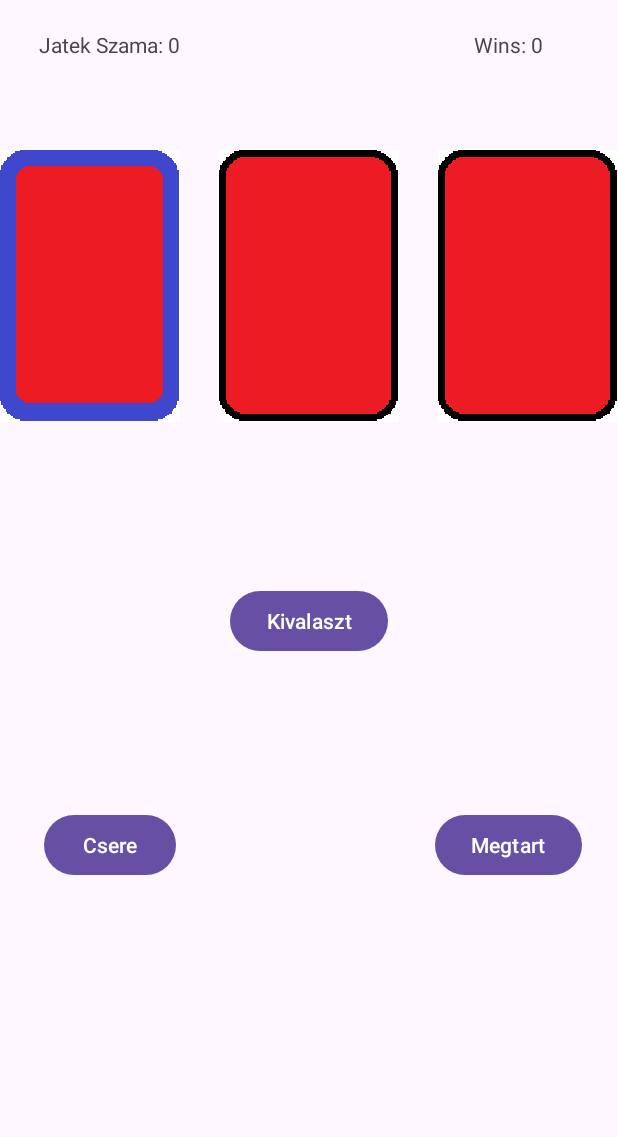
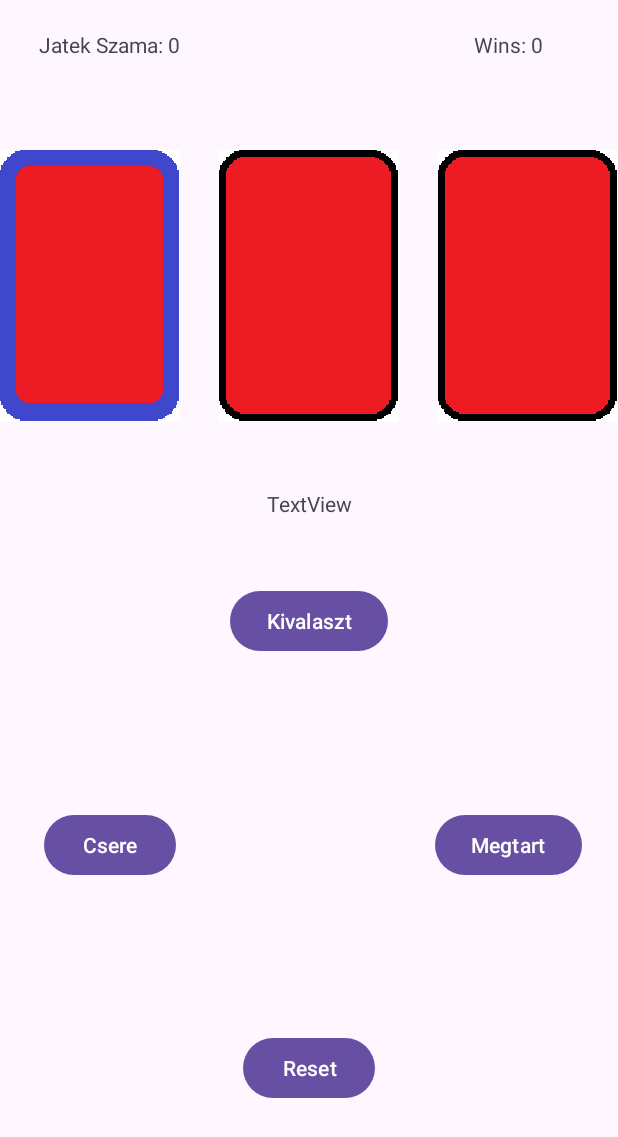
Before and after one commit to BalazsBarkoczi/MontyHall, an Android app: the screen it shows after launch (MainActivity), after a tap on an icon or button, on a phone screen of 412 x 824 dp. Shown: the top 1137 px of the screen. Run offline under Robolectric (Android 15) with nearby library versions, the phone set to English and light mode, and no system bars.

Commit message:
mukodo select az atirrassal, random nyit ki kecsket

```diff
--- /dev/null
+++ b/app/src/main/java/com/example/montyhall/Kartya.java
@@ -0,0 +1,51 @@
+package com.example.montyhall;
+
+public abstract class Kartya {
+    protected boolean selected;
+    protected boolean nyertes;
+    protected boolean nyitott;
+
+    private String fajta;
+
+    public Kartya(String fajta){
+        selected = false;
+        nyertes = false;
+        nyitott = false;
+        this.fajta = fajta;
+
+
+    }
+
+
+
+
+    public void select(){
+        selected = true;
+    }
+    public void nyertes(){nyertes = true;}
+    public void nyitott(){nyitott = true;}
+
+    public void deSelect(){selected = false;}
+    public void deNyertes(){nyertes = false;}
+    public void deNyitott(){nyitott = false;}
+
+
+
+    public boolean isSelected() {
+        return selected;
+    }
+
+    public boolean isNyertes() {
+        return nyertes;
+    }
+
+    public boolean isNyitott() {
+        return nyitott;
+    }
+
+    public abstract void Kirajzol();
+    public abstract void kecskeNyitas();
+
+
+
+}
--- /dev/null
+++ b/app/src/main/java/com/example/montyhall/Kezelo.java
@@ -0,0 +1,72 @@
+package com.example.montyhall;
+
+import java.util.ArrayList;
+import java.util.Random;
+
+public class Kezelo {
+
+    public ArrayList<Kartya> kartyak;
+    private boolean vanSelected;
+
+    public Kezelo(){
+        kartyak = new ArrayList<>();
+        vanSelected = false;
+        //ird at
+        kartyak.add(new Left("left"));
+        kartyak.add(new Middle("middle"));
+        kartyak.add(new Right("right"));
+    }
+
+
+    //nyertes kartya set
+    public void setNyertes(int i){
+        kartyak.get(i).nyertes();
+    }
+
+
+    //unselect
+    public void setUnselected(){
+        for(Kartya kartya : kartyak){
+            kartya.deSelect();
+        }
+    }
+
+
+    //select kartya
+    public void Select(int index){
+        kartyak.get(index).select();
+        vanSelected = true;
+    }
+
+    public void AllKirajzol(){
+        for(Kartya kartya : kartyak){
+            kartya.Kirajzol();
+        }
+
+    }
+
+
+    //amikor kivalasztas van random kinyit egy kecsket
+    public void Kivalasztas(){
+        Random random = new Random();
+        int num = random.nextInt(4) + 1;
+        for(int i = 0; i < 3; i++){
+            int index = (num+i) % 3;
+            if( !kartyak.get(index).isNyertes() && !kartyak.get(index).isSelected()){
+                kartyak.get(index).kecskeNyitas();
+                kartyak.get(index).nyitott();
+                break;
+            }
+        }
+
+    }
+
+
+    public boolean isVanSelected() {
+        return vanSelected;
+    }
+
+    public void setVanSelected(boolean vanSelected) {
+        this.vanSelected = vanSelected;
+    }
+}
--- /dev/null
+++ b/app/src/main/java/com/example/montyhall/Left.java
@@ -0,0 +1,30 @@
+package com.example.montyhall;
+
+public class Left extends Kartya{
+
+    public Left(String fajta){
+        super(fajta);
+
+    }
+
+    @Override
+    public void Kirajzol() {
+        if(!MainActivity.nyitva){
+            if(!selected){
+                MainActivity.left.setImageResource(R.mipmap.megforditott);
+            }
+            else if(selected) {
+                MainActivity.left.setImageResource(R.mipmap.kijelolt);
+            }
+        }
+    }
+
+
+
+
+    //Kecske nyitas
+    @Override
+    public void kecskeNyitas(){
+        MainActivity.left.setImageResource(R.mipmap.kecske);
+    }
+}
--- a/app/src/main/java/com/example/montyhall/MainActivity.java
+++ b/app/src/main/java/com/example/montyhall/MainActivity.java
@@ -2,7 +2,9 @@ package com.example.montyhall;
 
 import androidx.appcompat.app.AppCompatActivity;
 
+import android.annotation.SuppressLint;
 import android.os.Bundle;
+import android.os.SystemClock;
 import android.provider.ContactsContract;
 import android.view.View;
 import android.widget.Button;
@@ -10,15 +12,19 @@ import android.widget.ImageView;
 import android.widget.TextView;
 import android.widget.Toast;
 
+import java.util.ArrayList;
 import java.util.Random;
 
 public class MainActivity extends AppCompatActivity implements View.OnClickListener {
 
+    //Lista
+    public ArrayList<Kartya> kartyak;
 
     //kepek
-    private ImageView left;
-    private ImageView middle;
-    private ImageView right;
+
+    public static ImageView left;
+    public static ImageView middle;
+    public static ImageView right;
 
     //texts
     private TextView eredmeny;
@@ -30,6 +36,7 @@ public class MainActivity extends AppCompatActivity implements View.OnClickListe
     private Button csere;
     private Button megtart;
     private Button kivalaszt;
+    private Button reset;
 
     //bool valtozo
     private String selected;
@@ -40,10 +47,12 @@ public class MainActivity extends AppCompatActivity implements View.OnClickListe
 
     private String nyertesKartya;
 
-    private boolean nyitva;
+    public static boolean nyitva;
 
     private int nyeresekSzama;
     private int jatekokSzamaInt;
+
+    private Kezelo kezelo;
 
 
     //Main
@@ -76,6 +85,10 @@ public class MainActivity extends AppCompatActivity implements View.OnClickListe
         kivalaszt = findViewById(R.id.kivalasztBtn);
         kivalaszt.setOnClickListener(this);
 
+        //reset gomb
+        reset = findViewById(R.id.resetBtn);
+        reset.setOnClickListener(this);
+
         //eredmenyText
         eredmeny = findViewById(R.id.eredmenyText);
 
@@ -88,10 +101,14 @@ public class MainActivity extends AppCompatActivity implements View.OnClickListe
         selected = "nincs";
         nyitva = false;
 
-        String[] valasztek = {"left", "middle", "right"};
+        kezelo = new Kezelo();
         Random random = new Random();
         nyertesSzam = random.nextInt(3);
-        nyertesKartya = valasztek[nyertesSzam];
+        kezelo.setNyertes(nyertesSzam);
+        //nyertesKartya = valasztek[nyertesSzam];
+
+
+
 
 
     }
@@ -99,6 +116,36 @@ public class MainActivity extends AppCompatActivity implements View.OnClickListe
 
     @Override
     public void onClick(View view) {
+        ////uj
+        if(!nyitva) {
+            if (view.getId() == R.id.leftImg) {
+                kezelo.setUnselected();
+                kezelo.Select(0);
+                kezelo.AllKirajzol();
+            } else if (view.getId() == R.id.middleImg) {
+                kezelo.setUnselected();
+                kezelo.Select(1);
+                kezelo.AllKirajzol();
+
+            } else if (view.getId() == R.id.rightImg) {
+                kezelo.setUnselected();
+                kezelo.Select(2);
+                kezelo.AllKirajzol();
+            } else if (view.getId() == R.id.kivalasztBtn) {
+                if (!kezelo.isVanSelected()) {
+                    Toast.makeText(this, "Plese select", Toast.LENGTH_SHORT).show();
+                } else {
+                    kezelo.Kivalasztas();
+                    nyitva = true;
+                }
+            }
+        }
+
+
+
+
+        /*
+        /////////regi
         if(!nyitva){
             if (view.getId() == R.id.leftImg) {
                 setEmptyView();
@@ -141,9 +188,12 @@ public class MainActivity extends AppCompatActivity implements View.OnClickListe
                 UjJatek();
             }
 
-
-
-
+        }
+        if(view.getId() == R.id.resetBtn){
+            jatekokSzamaInt = 0;
+            nyeresekSzama = 0;
+            UjJatek();
+            setEmptyView();
         }
 
 
@@ -151,7 +201,7 @@ public class MainActivity extends AppCompatActivity implements View.OnClickListe
 
         //Toast.makeText(this,"Plese select",Toast.LENGTH_SHORT).show();
 
-
+        */
     }
 
 
@@ -188,30 +238,69 @@ public class MainActivity extends AppCompatActivity implements View.OnClickListe
     }
 
     public void Megtart(){
+        SystemClock.sleep(1000);
         jatekokSzamaInt++;
         if(nyertesKartya.equals(selected)){
             nyeresekSzama++;
         }
         setAllKecske();
+        SetCards();
 
-        if(nyertesKartya.equals("left")){
-            left.setImageResource(R.mipmap.kocsi);
-        } else if (nyertesKartya.equals("middle")) {
-            middle.setImageResource(R.mipmap.kocsi);
+        //kivalasztani a kivalaszottat
+        if(selected.equals(nyertesKartya)){
+            if(nyertesKartya.equals("left")){
+                left.setImageResource(R.mipmap.kocsiselected);
+            } else if (nyertesKartya.equals("middle")) {
+                middle.setImageResource(R.mipmap.kocsiselected);
 
-        } else if (nyertesKartya.equals("right")) {
-            right.setImageResource(R.mipmap.kocsi);
+            } else if (nyertesKartya.equals("right")) {
+                right.setImageResource(R.mipmap.kocsiselected);
+
+            }
 
         }
+        else{
+            if(selected.equals("left")){
+                left.setImageResource(R.mipmap.kecskeselected);
+            }
+            else if(selected.equals("middle")){
+                middle.setImageResource(R.mipmap.kecskeselected);
+            }
+            else if(selected.equals("right")){
+                right.setImageResource(R.mipmap.kecskeselected);
+            }
+        }
+
 
     }
 
     public void Csere(){
+        SystemClock.sleep(1000);
         jatekokSzamaInt++;
         if( !(nyertesKartya.equals(selected))){
             nyeresekSzama++;
         }
+        //cserelni a kivalasztast
+
         setAllKecske();
+        SetCards();
+
+
+
+
+
+
+        //////////////
+
+
+
+
+
+
+
+    }
+
+    public void SetCards(){
         if(nyertesKartya.equals("left")){
             left.setImageResource(R.mipmap.kocsi);
         } else if (nyertesKartya.equals("middle")) {
@@ -224,6 +313,8 @@ public class MainActivity extends AppCompatActivity implements View.OnClickListe
 
 
     }
+
+
 
 
     public void UjJatek(){
--- /dev/null
+++ b/app/src/main/java/com/example/montyhall/Middle.java
@@ -0,0 +1,30 @@
+package com.example.montyhall;
+
+public class Middle extends Kartya{
+    public Middle(String fajta){
+        super(fajta);
+
+    }
+
+    @Override
+    public void Kirajzol() {
+        if(!MainActivity.nyitva){
+            if(!selected){
+                MainActivity.middle.setImageResource(R.mipmap.megforditott);
+            }
+            else if(selected){
+                MainActivity.middle.setImageResource(R.mipmap.kijelolt);
+            }
+        }
+    }
+
+
+
+
+
+    //Kecske nyitas
+    @Override
+    public void kecskeNyitas(){
+        MainActivity.middle.setImageResource(R.mipmap.kecske);
+    }
+}
--- /dev/null
+++ b/app/src/main/java/com/example/montyhall/Right.java
@@ -0,0 +1,30 @@
+package com.example.montyhall;
+
+public class Right extends Kartya{
+    public Right(String fajta){
+        super(fajta);
+
+
+    }
+
+    @Override
+    public void Kirajzol() {
+        if(!MainActivity.nyitva){
+            if(!selected){
+                MainActivity.right.setImageResource(R.mipmap.megforditott);
+            }
+            else if(selected){
+                MainActivity.right.setImageResource(R.mipmap.kijelolt);
+            }
+        }
+    }
+
+
+
+
+    //Kecske nyitas
+    @Override
+    public void kecskeNyitas(){
+        MainActivity.right.setImageResource(R.mipmap.kecske);
+    }
+}
--- a/app/src/main/res/layout/activity_main.xml
+++ b/app/src/main/res/layout/activity_main.xml
@@ -5,16 +5,6 @@
     android:layout_width="match_parent"
     android:layout_height="match_parent"
     tools:context=".MainActivity">
-
-    <TextView
-        android:id="@+id/eredmenyText"
-        android:layout_width="wrap_content"
-        android:layout_height="wrap_content"
-        android:text="Hello World!"
-        app:layout_constraintBottom_toBottomOf="parent"
-        app:layout_constraintEnd_toEndOf="parent"
-        app:layout_constraintStart_toStartOf="parent"
-        app:layout_constraintTop_toTopOf="parent" />
 
     <ImageView
         android:id="@+id/leftImg"
@@ -122,4 +112,25 @@
         app:layout_constraintStart_toStartOf="@+id/guideline2"
         app:layout_constraintTop_toTopOf="@+id/guideline5" />
 
+    <TextView
+        android:id="@+id/eredmenyText"
+        android:layout_width="wrap_content"
+        android:layout_height="wrap_content"
+        android:text="TextView"
+        app:layout_constraintBottom_toTopOf="@+id/kivalasztBtn"
+        app:layout_constraintEnd_toEndOf="parent"
+        app:layout_constraintStart_toStartOf="parent"
+        app:layout_constraintTop_toBottomOf="@+id/middleImg" />
+
+    <Button
+        android:id="@+id/resetBtn"
+        android:layout_width="wrap_content"
+        android:layout_height="wrap_content"
+        android:text="Reset"
+        app:layout_constraintBottom_toBottomOf="parent"
+        app:layout_constraintEnd_toEndOf="parent"
+        app:layout_constraintStart_toStartOf="parent"
+        app:layout_constraintTop_toTopOf="@+id/guideline4"
+        app:layout_constraintVertical_bias="0.74" />
+
 </androidx.constraintlayout.widget.ConstraintLayout>
```
Also changed, not shown: app/src/main/res/mipmap-hdpi/kecskeselected.png (added), app/src/main/res/mipmap-hdpi/kocsiselected.png (added).
